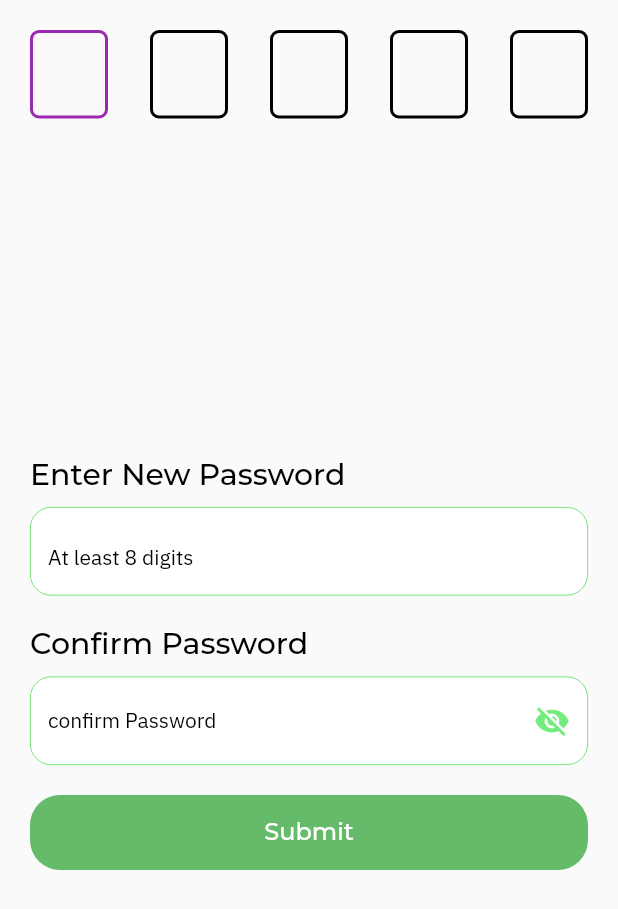
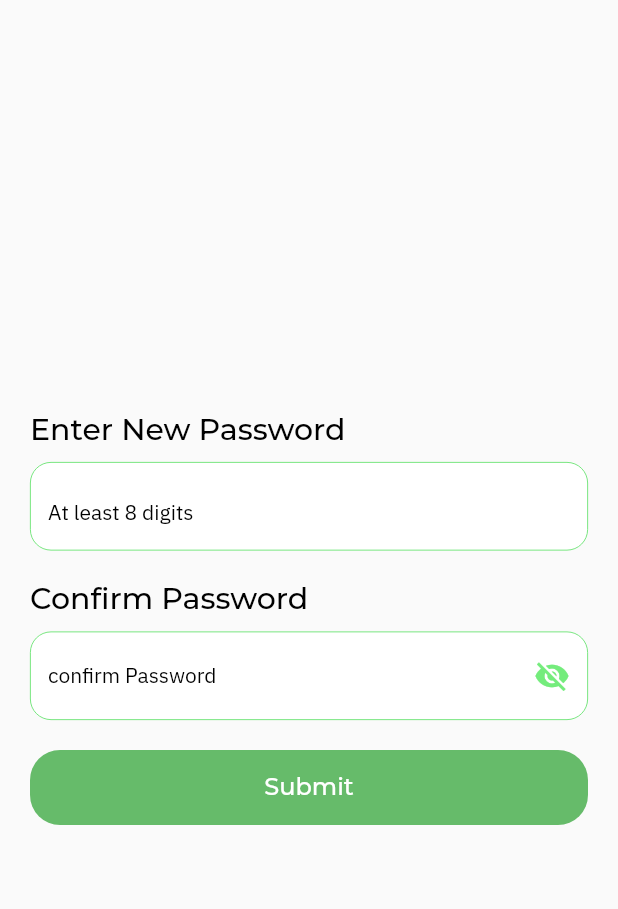
Before and after one commit to coder12e4/travelon, a Flutter app: the changepswd screen opened directly, on a phone screen of 412 x 824 dp. Shown: the top 909 px of the screen. Run offline on Flutter 3.47's test engine with Material 2 defaults, Android fonts, the phone set to English and light mode, and no system bars; our stand-ins replace bloc, flutter_bloc, flutter_spinkit, fluttertoast, geocoding, geolocator and 4 more; missing offline and left inert: outline_search_bar.

Commit message:
completed otp password

```diff
--- a/lib/pages/otpVerification.dart
+++ b/lib/pages/otpVerification.dart
@@ -245,42 +245,7 @@ class _changepswdState extends State<changepswd> {
   TextEditingController confirmpassword = TextEditingController();
   bool passwordVisible = false;
 
-  Widget _textFieldOTP(BuildContext context, {required bool first, last}) {
-    return Container(
-      height: 60,
-      width: 52,
-      child: AspectRatio(
-        aspectRatio: 1.0,
-        child: TextField(
-          autofocus: true,
-          onChanged: (value) {
-            if(value.length == 1 && last == false){
-              FocusScope.of(context).nextFocus();
-            }
-            if(value.length == 1 && first == false){
-              FocusScope.of(context).previousFocus();
-            }
-          },
-          showCursor: false,
-          readOnly: false,
-          textAlign: TextAlign.center,
-          keyboardType: TextInputType.number,
-          maxLength: 1,
-          decoration: InputDecoration(
-            counter: Offstage(),
-            enabledBorder: OutlineInputBorder(
-              borderSide: BorderSide(width: 2, color: Colors.black),
-              borderRadius: BorderRadius.circular(6),
-            ),
-            focusedBorder: OutlineInputBorder(
-              borderSide: BorderSide(width: 2, color: Colors.purple),
-              borderRadius: BorderRadius.circular(6),
-            ),
-          ),
-        ),
-      ),
-    );
-  }
+
 
 
   @override
@@ -295,16 +260,7 @@ class _changepswdState extends State<changepswd> {
               mainAxisAlignment: MainAxisAlignment.center,
               crossAxisAlignment: CrossAxisAlignment.start,
               children: [
-                Row(
-                  mainAxisAlignment: MainAxisAlignment.spaceBetween,
-                  children: [
-                    _textFieldOTP(context, first: true, last: false),
-                    _textFieldOTP(context, first: false, last: false),
-                    _textFieldOTP(context, first: false, last: false),
-                    _textFieldOTP(context, first: false, last: false),
-                    _textFieldOTP(context, first: false, last: true),
-                  ],
-                ),
+
 
                 Spacer(),
                 txtOftravalon(data: "Enter New Password", textStyle: Constants().mediumstyleblackmon(20)),
```
